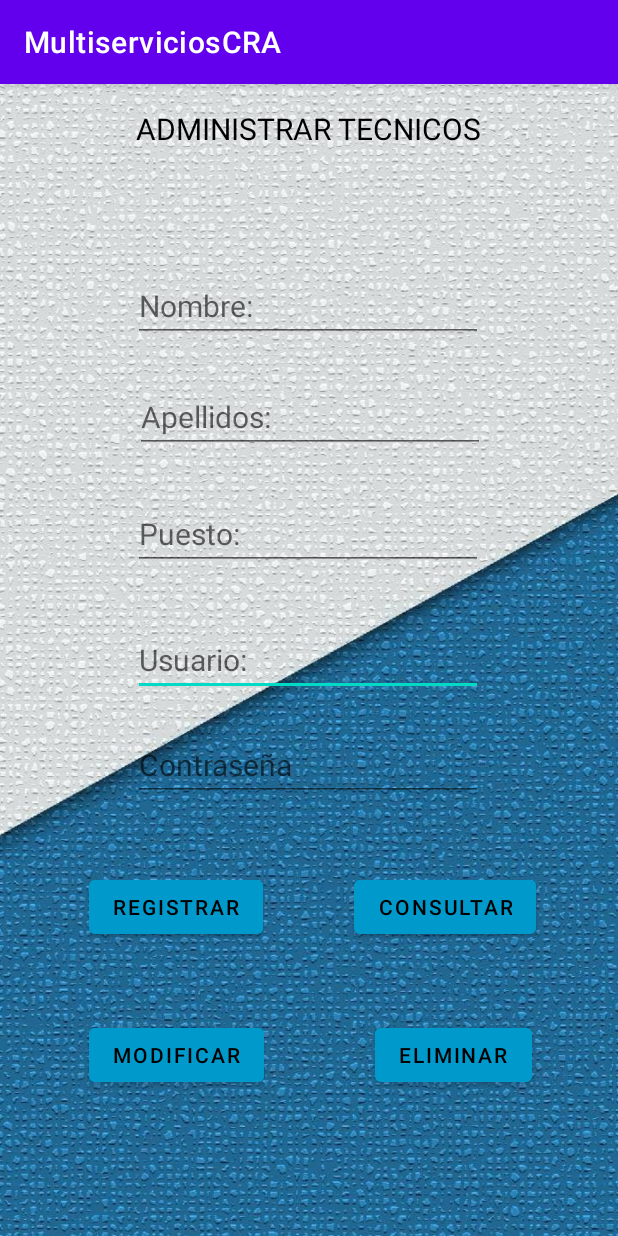
After one commit to DosDeCarnitas1/MultiserviciosCRA, an Android app: the CrudTecnicos screen opened directly, with no data from a screen before it, on a phone screen of 412 x 824 dp. The commit adds this screen. Run offline under Robolectric (Android 15) with nearby library versions, the phone set to English and light mode, and no system bars; our stand-ins replace Volley; network calls fail.

Commit message:
Crud de tecnicos creado

```diff
--- a/app/src/main/AndroidManifest.xml
+++ b/app/src/main/AndroidManifest.xml
@@ -14,6 +14,9 @@
         android:supportsRtl="true"
         android:theme="@style/Theme.MultiserviciosCRA"
         tools:targetApi="31">
+        <activity
+            android:name=".CrudTecnicos"
+            android:exported="false" />
         <activity
             android:name=".MenuMaster"
             android:exported="false" />
--- /dev/null
+++ b/app/src/main/res/layout/activity_crud_tecnicos.xml
@@ -0,0 +1,159 @@
+<?xml version="1.0" encoding="utf-8"?>
+<androidx.constraintlayout.widget.ConstraintLayout xmlns:android="http://schemas.android.com/apk/res/android"
+    xmlns:app="http://schemas.android.com/apk/res-auto"
+    xmlns:tools="http://schemas.android.com/tools"
+    android:layout_width="match_parent"
+    android:layout_height="match_parent"
+    android:background="@drawable/master"
+    tools:context=".CrudTecnicos">
+
+    <TextView
+        android:id="@+id/textView4"
+        android:layout_width="wrap_content"
+        android:layout_height="wrap_content"
+        android:text="ADMINISTRAR TECNICOS"
+        android:textColor="@color/black"
+        android:textSize="20sp"
+        app:layout_constraintBottom_toBottomOf="parent"
+        app:layout_constraintEnd_toEndOf="parent"
+        app:layout_constraintHorizontal_bias="0.497"
+        app:layout_constraintStart_toStartOf="parent"
+        app:layout_constraintTop_toTopOf="parent"
+        app:layout_constraintVertical_bias="0.022" />
+
+    <EditText
+        android:id="@+id/etusuarioEmp"
+        android:layout_width="wrap_content"
+        android:layout_height="wrap_content"
+        android:ems="10"
+        android:hint="Usuario:"
+        android:inputType="textPersonName"
+        android:textColor="@color/black"
+        android:textSize="20sp"
+        app:layout_constraintBottom_toBottomOf="parent"
+        app:layout_constraintEnd_toEndOf="parent"
+        app:layout_constraintHorizontal_bias="0.497"
+        app:layout_constraintStart_toStartOf="parent"
+        app:layout_constraintTop_toTopOf="parent" />
+
+    <EditText
+        android:id="@+id/etpuesto"
+        android:layout_width="wrap_content"
+        android:layout_height="wrap_content"
+        android:ems="10"
+        android:hint="Puesto:"
+        android:inputType="textPersonName"
+        android:textColor="@color/black"
+        android:textSize="20sp"
+        app:layout_constraintBottom_toBottomOf="parent"
+        app:layout_constraintEnd_toEndOf="parent"
+        app:layout_constraintHorizontal_bias="0.497"
+        app:layout_constraintStart_toStartOf="parent"
+        app:layout_constraintTop_toTopOf="parent"
+        app:layout_constraintVertical_bias="0.383" />
+
+    <EditText
+        android:id="@+id/etapellidoEmp"
+        android:layout_width="wrap_content"
+        android:layout_height="wrap_content"
+        android:ems="10"
+        android:hint="Apellidos:"
+        android:inputType="textPersonName"
+        android:textColor="@color/black"
+        android:textSize="20sp"
+        app:layout_constraintBottom_toBottomOf="parent"
+        app:layout_constraintEnd_toEndOf="parent"
+        app:layout_constraintHorizontal_bias="0.502"
+        app:layout_constraintStart_toStartOf="parent"
+        app:layout_constraintTop_toTopOf="parent"
+        app:layout_constraintVertical_bias="0.275" />
+
+    <EditText
+        android:id="@+id/etnombreEmp"
+        android:layout_width="wrap_content"
+        android:layout_height="wrap_content"
+        android:ems="10"
+        android:hint="Nombre:"
+        android:inputType="textPersonName"
+        android:textColor="@color/black"
+        android:textSize="20sp"
+        app:layout_constraintBottom_toBottomOf="parent"
+        app:layout_constraintEnd_toEndOf="parent"
+        app:layout_constraintHorizontal_bias="0.497"
+        app:layout_constraintStart_toStartOf="parent"
+        app:layout_constraintTop_toTopOf="parent"
+        app:layout_constraintVertical_bias="0.172" />
+
+    <EditText
+        android:id="@+id/etcontraseñaEmp"
+        android:layout_width="wrap_content"
+        android:layout_height="wrap_content"
+        android:ems="10"
+        android:hint="Contraseña"
+        android:inputType="textPassword"
+        android:textColor="@color/black"
+        android:textSize="20sp"
+        app:layout_constraintBottom_toBottomOf="parent"
+        app:layout_constraintEnd_toEndOf="parent"
+        app:layout_constraintHorizontal_bias="0.497"
+        app:layout_constraintStart_toStartOf="parent"
+        app:layout_constraintTop_toTopOf="parent"
+        app:layout_constraintVertical_bias="0.597" />
+
+    <Button
+        android:id="@+id/btneliminar"
+        android:layout_width="wrap_content"
+        android:layout_height="wrap_content"
+        android:backgroundTint="@android:color/holo_blue_dark"
+        android:text="Eliminar"
+        android:textColor="@color/black"
+        app:layout_constraintBottom_toBottomOf="parent"
+        app:layout_constraintEnd_toEndOf="parent"
+        app:layout_constraintHorizontal_bias="0.813"
+        app:layout_constraintStart_toStartOf="parent"
+        app:layout_constraintTop_toTopOf="parent"
+        app:layout_constraintVertical_bias="0.866" />
+
+    <Button
+        android:id="@+id/btnmodificar"
+        android:layout_width="wrap_content"
+        android:layout_height="wrap_content"
+        android:backgroundTint="@android:color/holo_blue_dark"
+        android:text="Modificar"
+        android:textColor="@color/black"
+        app:layout_constraintBottom_toBottomOf="parent"
+        app:layout_constraintEnd_toEndOf="parent"
+        app:layout_constraintHorizontal_bias="0.2"
+        app:layout_constraintStart_toStartOf="parent"
+        app:layout_constraintTop_toTopOf="parent"
+        app:layout_constraintVertical_bias="0.866" />
+
+    <Button
+        android:id="@+id/btnconsultar"
+        android:layout_width="wrap_content"
+        android:layout_height="wrap_content"
+        android:backgroundTint="@android:color/holo_blue_dark"
+        android:text="Consultar"
+        android:textColor="@color/black"
+        app:layout_constraintBottom_toBottomOf="parent"
+        app:layout_constraintEnd_toEndOf="parent"
+        app:layout_constraintHorizontal_bias="0.813"
+        app:layout_constraintStart_toStartOf="parent"
+        app:layout_constraintTop_toTopOf="parent"
+        app:layout_constraintVertical_bias="0.729" />
+
+    <Button
+        android:id="@+id/btnregistrar"
+        android:layout_width="wrap_content"
+        android:layout_height="wrap_content"
+        android:backgroundTint="@android:color/holo_blue_dark"
+        android:text="Registrar"
+        android:textColor="@color/black"
+        app:layout_constraintBottom_toBottomOf="parent"
+        app:layout_constraintEnd_toEndOf="parent"
+        app:layout_constraintHorizontal_bias="0.201"
+        app:layout_constraintStart_toStartOf="parent"
+        app:layout_constraintTop_toTopOf="parent"
+        app:layout_constraintVertical_bias="0.729" />
+
+</androidx.constraintlayout.widget.ConstraintLayout>
--- a/app/src/main/res/layout/activity_menu_empleado.xml
+++ b/app/src/main/res/layout/activity_menu_empleado.xml
@@ -16,7 +16,7 @@
         android:textSize="20sp"
         app:layout_constraintBottom_toBottomOf="parent"
         app:layout_constraintEnd_toEndOf="parent"
-        app:layout_constraintHorizontal_bias="0.501"
+        app:layout_constraintHorizontal_bias="0.498"
         app:layout_constraintStart_toStartOf="parent"
         app:layout_constraintTop_toTopOf="parent"
         app:layout_constraintVertical_bias="0.022" />
@@ -26,7 +26,7 @@
         android:layout_width="wrap_content"
         android:layout_height="wrap_content"
         android:backgroundTint="@android:color/holo_blue_dark"
-        android:text="Ver servicios"
+        android:text="Tickets activos"
         android:textColor="@color/black"
         app:layout_constraintBottom_toBottomOf="parent"
         app:layout_constraintEnd_toEndOf="parent"
@@ -40,7 +40,7 @@
         android:layout_width="wrap_content"
         android:layout_height="wrap_content"
         android:backgroundTint="@android:color/holo_blue_dark"
-        android:text="Ver pendientes"
+        android:text="Tickets pendientes"
         android:textColor="@color/black"
         app:layout_constraintBottom_toBottomOf="parent"
         app:layout_constraintEnd_toEndOf="parent"
```
Also changed, not shown: app/src/main/java/com/example/multiservicioscra/CrudTecnicos.java (added, +164 -0 lines), app/src/main/java/com/example/multiservicioscra/MenuMaster.java (+33 -0 lines), app/src/main/res/layout/activity_menu_master.xml (+6 -6 lines).
